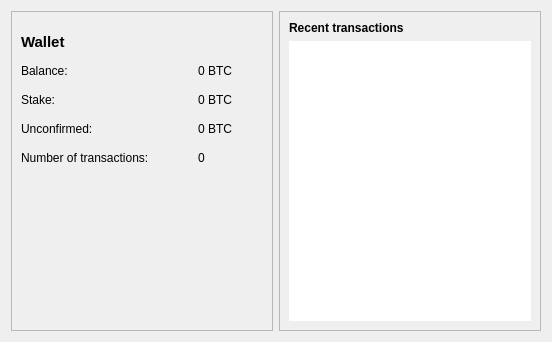
Above: src/qt/forms/overviewpage.ui from TurboStake/TurboStake before the change. Below: the same form after it.
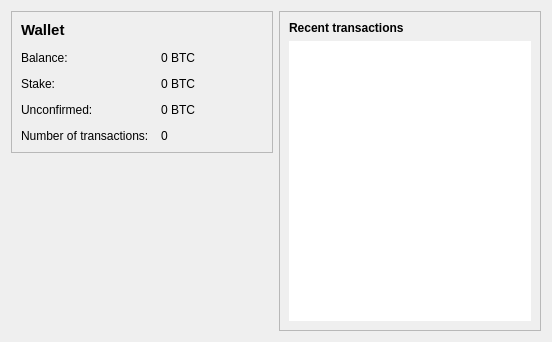
That is the form after the change. Icons and pictures are not drawn.

The edit to the form file:
```diff
--- a/src/qt/forms/overviewpage.ui
+++ b/src/qt/forms/overviewpage.ui
@@ -24,119 +24,74 @@
        <property name="frameShadow">
         <enum>QFrame::Raised</enum>
        </property>
+       <layout class="QFormLayout" name="formLayout_2">
+        <property name="fieldGrowthPolicy">
+         <enum>QFormLayout::AllNonFixedFieldsGrow</enum>
+        </property>
+        <property name="horizontalSpacing">
+         <number>12</number>
+        </property>
+        <property name="verticalSpacing">
+         <number>12</number>
+        </property>
+        <item row="2" column="0">
        <widget class="QLabel" name="label">
-        <property name="geometry">
-         <rect>
-          <x>10</x>
-          <y>51</y>
-          <width>58</width>
-          <height>17</height>
-         </rect>
-        </property>
         <property name="text">
          <string>Balance:</string>
         </property>
        </widget>
+        </item>
+        <item row="2" column="1">
        <widget class="QLabel" name="labelBalance">
-        <property name="geometry">
-         <rect>
-          <x>187</x>
-          <y>51</y>
-          <width>39</width>
-          <height>17</height>
-         </rect>
-        </property>
         <property name="text">
          <string notr="true">0 BTC</string>
         </property>
        </widget>
+        </item>
+        <item row="5" column="0">
        <widget class="QLabel" name="label_2">
-        <property name="geometry">
-         <rect>
-          <x>10</x>
-          <y>138</y>
-          <width>165</width>
-          <height>17</height>
-         </rect>
-        </property>
         <property name="text">
          <string>Number of transactions:</string>
         </property>
        </widget>
+        </item>
+        <item row="5" column="1">
        <widget class="QLabel" name="labelNumTransactions">
-        <property name="geometry">
-         <rect>
-          <x>187</x>
-          <y>138</y>
-          <width>16</width>
-          <height>17</height>
-         </rect>
-        </property>
         <property name="text">
          <string>0</string>
         </property>
        </widget>
+        </item>
+        <item row="4" column="0">
        <widget class="QLabel" name="label_3">
-        <property name="geometry">
-         <rect>
-          <x>10</x>
-          <y>109</y>
-          <width>93</width>
-          <height>17</height>
-         </rect>
-        </property>
         <property name="text">
          <string>Unconfirmed:</string>
         </property>
        </widget>
+        </item>
+        <item row="4" column="1">
        <widget class="QLabel" name="labelUnconfirmed">
-        <property name="geometry">
-         <rect>
-          <x>187</x>
-          <y>109</y>
-          <width>39</width>
-          <height>17</height>
-         </rect>
-        </property>
         <property name="text">
          <string notr="true">0 BTC</string>
         </property>
        </widget>
+        </item>
+        <item row="3" column="0">
        <widget class="QLabel" name="label_6">
-        <property name="geometry">
-         <rect>
-          <x>10</x>
-          <y>80</y>
-          <width>42</width>
-          <height>17</height>
-         </rect>
-        </property>
         <property name="text">
          <string>Stake:</string>
         </property>
        </widget>
+        </item>
+        <item row="3" column="1">
        <widget class="QLabel" name="labelStake">
-        <property name="geometry">
-         <rect>
-          <x>187</x>
-          <y>80</y>
-          <width>39</width>
-          <height>17</height>
-         </rect>
-        </property>
         <property name="text">
          <string notr="true">0 BTC</string>
         </property>
        </widget>
+        </item>
+        <item row="1" column="0">
        <widget class="QLabel" name="label_5">
-        <property name="geometry">
-         <rect>
-          <x>10</x>
-          <y>22</y>
-          <width>47</width>
-          <height>17</height>
-         </rect>
-        </property>
         <property name="font">
          <font>
           <pointsize>11</pointsize>
@@ -148,29 +103,22 @@
          <string>Wallet</string>
         </property>
        </widget>
-       <widget class="QLabel" name="label_wallet_bgcoin">
-        <property name="geometry">
-         <rect>
-          <x>30</x>
-          <y>170</y>
-          <width>191</width>
-          <height>141</height>
-         </rect>
-        </property>
-        <property name="text">
-         <string/>
-        </property>
-        <property name="pixmap">
-         <pixmap>../res/images/TurboStake_splash.png</pixmap>
-        </property>
-        <property name="scaledContents">
-         <bool>true</bool>
-        </property>
-        <property name="alignment">
-         <set>Qt::AlignCenter</set>
-        </property>
-       </widget>
-      </widget>
+        </item>
+       </layout>
+      </widget>
+     </item>
+     <item>
+      <spacer name="verticalSpacer">
+       <property name="orientation">
+        <enum>Qt::Vertical</enum>
+       </property>
+       <property name="sizeHint" stdset="0">
+        <size>
+         <width>20</width>
+         <height>40</height>
+        </size>
+       </property>
+      </spacer>
      </item>
     </layout>
    </item>
```
Left out of the diff: 5 changed lines with no effect on the pictures. Lines whose indentation alone changed are shown as unchanged.
